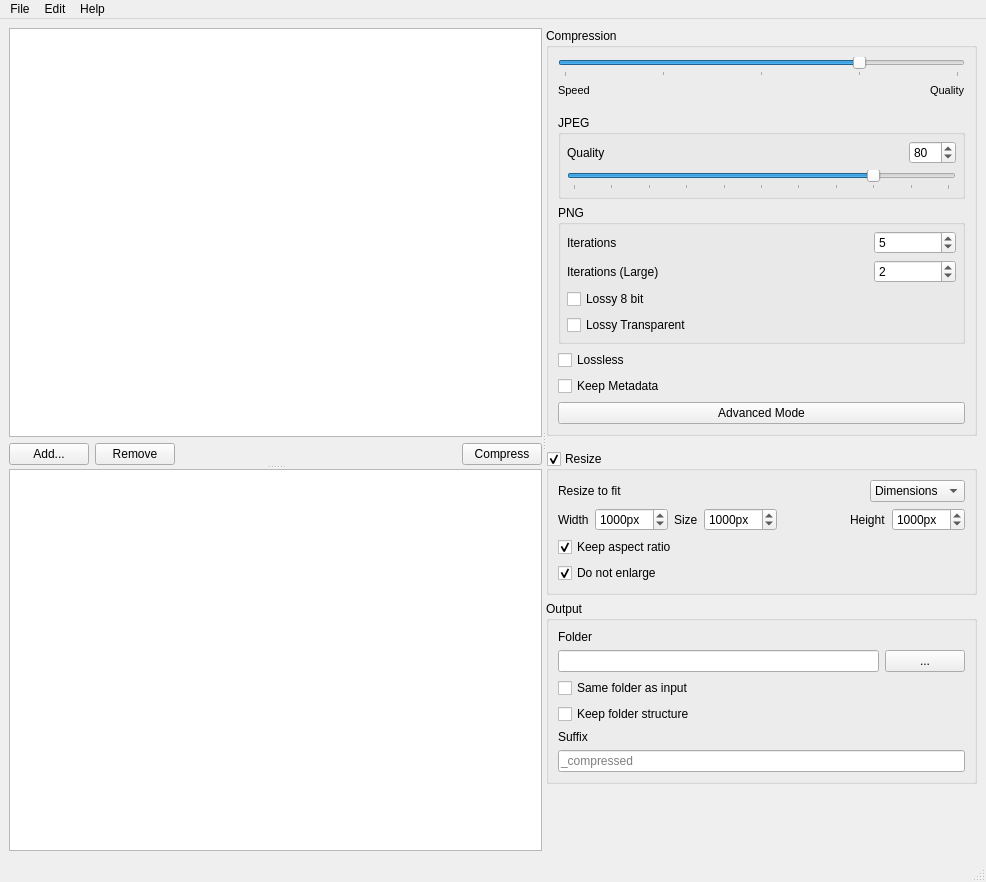
Old version of the form views/MainWindow.ui in the repository Lymphatus/caesium-image-compressor.
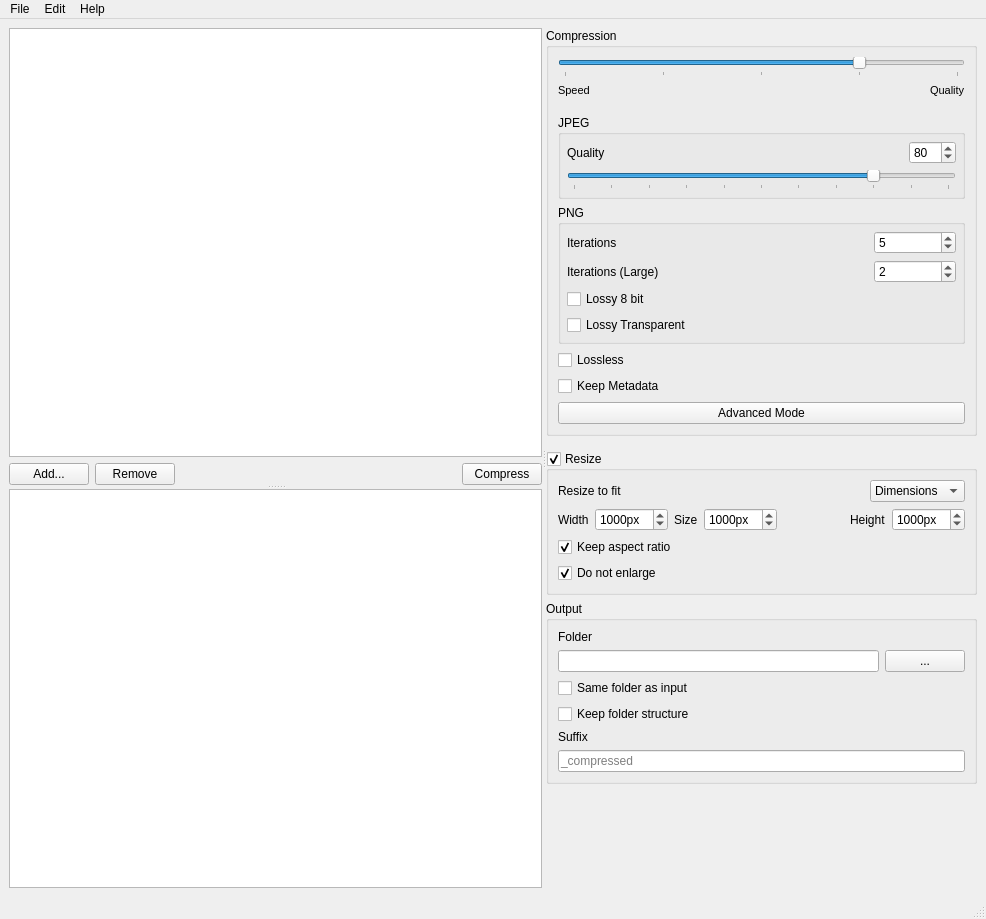
New version of the form. Custom widgets are drawn as their Qt base class.

Commit message: Windows specific bugfixes

```diff
--- a/views/MainWindow.ui
+++ b/views/MainWindow.ui
@@ -7,7 +7,7 @@
     <x>0</x>
     <y>0</y>
     <width>986</width>
-    <height>882</height>
+    <height>919</height>
    </rect>
   </property>
   <property name="windowTitle">
@@ -58,6 +58,9 @@
            <property name="expandsOnDoubleClick">
             <bool>false</bool>
            </property>
+           <attribute name="headerDefaultSectionSize">
+            <number>145</number>
+           </attribute>
            <attribute name="headerShowSortIndicator" stdset="0">
             <bool>false</bool>
            </attribute>
```
Left out of the diff: 11 changed lines with no effect on the pictures. The commit also changes 6 other files.
